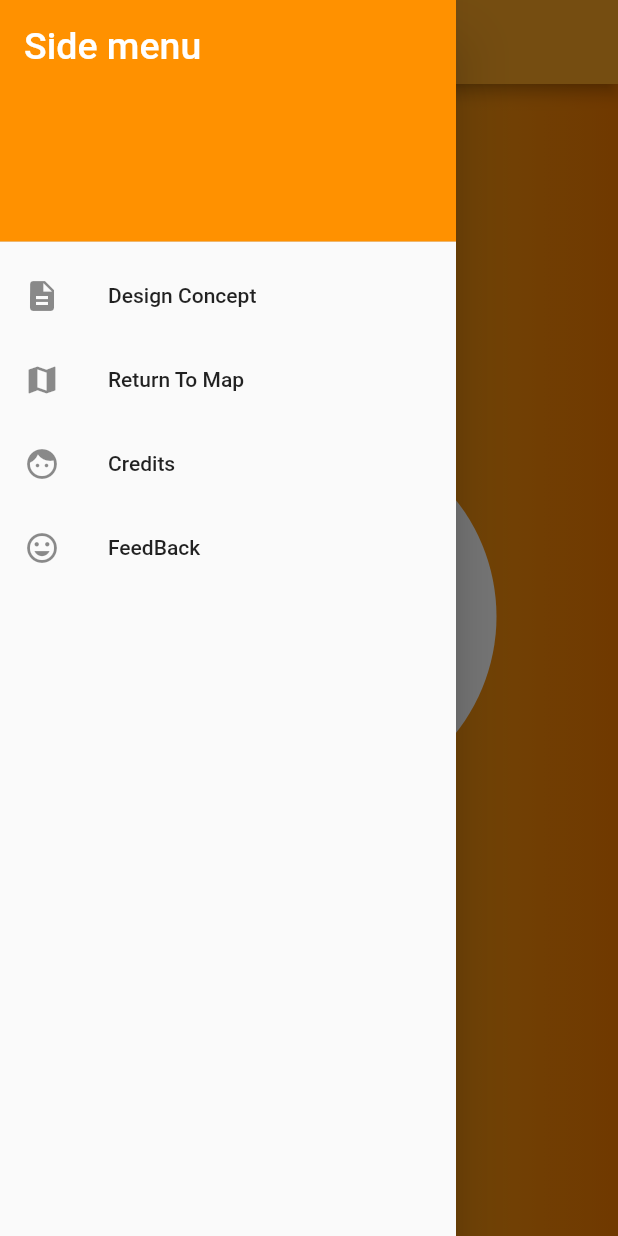
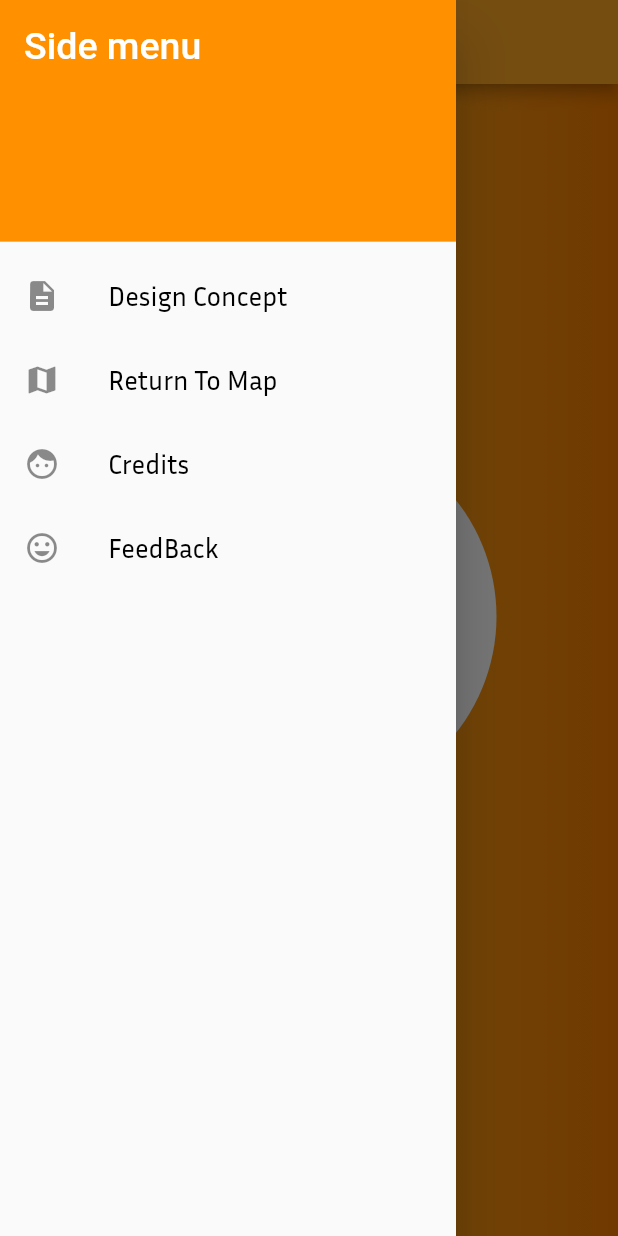
Before and after one commit to AnawatPaotthong/naviguider, a Flutter app: the screen it shows after launch, with the side drawer open, on a phone screen of 412 x 824 dp. Run offline on Flutter 3.47's test engine with Material 2 defaults, Android fonts, the light colour scheme and no system bars.

Commit message:
add font to each screen

```diff
--- a/naviguider/lib/screen/Information/oro.dart
+++ b/naviguider/lib/screen/Information/oro.dart
@@ -20,7 +20,6 @@ class Oro extends StatelessWidget {
             children: <Widget>[
               Image.asset('images/oro.jpg',
               fit: BoxFit.fill,),
-
             ],
           ),
         ),
--- a/naviguider/lib/screen/designConcept.dart
+++ b/naviguider/lib/screen/designConcept.dart
@@ -30,7 +30,7 @@ class DesignConcept extends StatelessWidget {
         appBar: AppBar(
           automaticallyImplyLeading: true,
           backgroundColor: Colors.orange.shade400,
-          title: Text('Design Concept'),
+          title: Text('Design Concept',style: TextStyle(fontFamily: 'InriaSans', color: Colors.black, fontSize: 18)),
           leading: IconButton(icon: Icon(Icons.arrow_back),
             onPressed: () => Navigator.pop(context, false),),
         ),
--- a/naviguider/lib/screen/logo.dart
+++ b/naviguider/lib/screen/logo.dart
@@ -20,7 +20,7 @@ class Logo extends StatelessWidget {
         drawer: NavDrawer(),
         appBar: AppBar(
           backgroundColor: Colors.orange.shade400,
-          title: Text('NaviGuider'),
+          title: Text('NaviGuider',style: TextStyle(fontFamily: 'InriaSans', color: Colors.white)),
         ),
         body: Stack(
           fit: StackFit.expand,
@@ -75,22 +75,26 @@ class Logo extends StatelessWidget {
             ),
             ListTile(
               leading: Icon(Icons.description),
-              title: Text('Design Concept'),
+              title: Text('Design Concept',
+                style: TextStyle(fontFamily: 'InriaSans', color: Colors.black, fontSize: 18)),
               onTap: () => {Navigator.push(context, MaterialPageRoute(builder: (context) => DesignConcept()))},
             ),
             ListTile(
               leading: Icon(Icons.map),
-              title: Text('Return To Map'),
+              title: Text('Return To Map',
+                style: TextStyle(fontFamily: 'InriaSans', color: Colors.black, fontSize: 18)),
               onTap: () => {Navigator.push(context, MaterialPageRoute(builder: (context) => MainMap()))},
             ),
             ListTile(
               leading: Icon(Icons.face),
-              title: Text('Credits'),
+              title: Text('Credits',
+                style: TextStyle(fontFamily: 'InriaSans', color: Colors.black, fontSize: 18)),
               onTap: () => {Navigator.of(context).pop()},
             ),
             ListTile(
               leading: Icon(Icons.insert_emoticon),
-              title: Text('FeedBack'),
+              title: Text('FeedBack',
+                style: TextStyle(fontFamily: 'InriaSans', color: Colors.black, fontSize: 18)),
               onTap: () => {Navigator.of(context).pop()},
             ),
           ],
```
Also changed, not shown: naviguider/lib/screen/buildingInformation.dart (+10 -9 lines).
